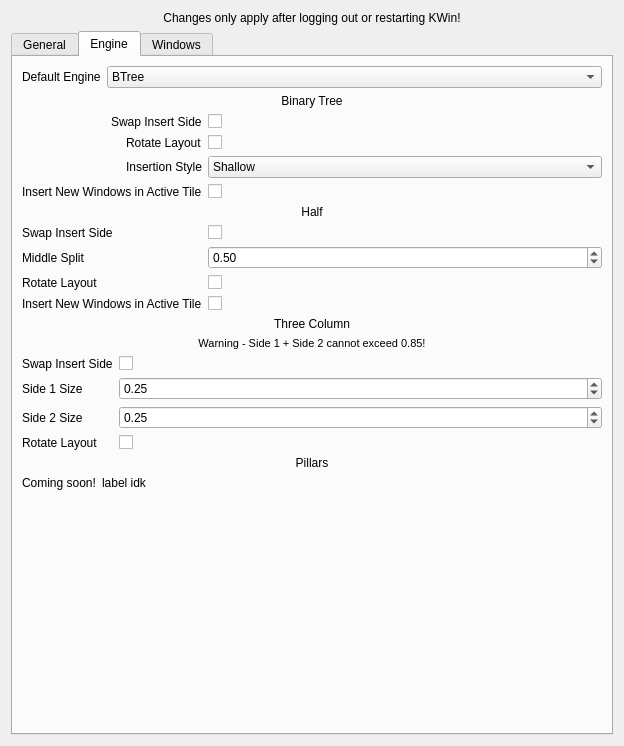
Qt form res/config.ui (zeroxoneafour/polonium) before a commit.
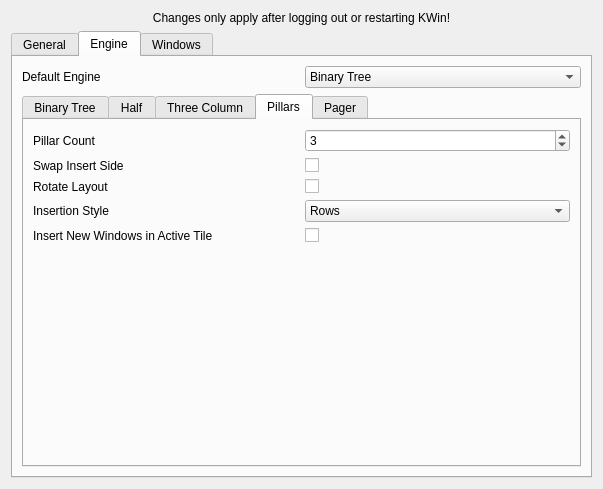
The same form after that commit. The open tabs and pages were chosen to show the change.

The edit to the form file:
```diff
--- a/res/config.ui
+++ b/res/config.ui
@@ -6,8 +6,8 @@
    <rect>
     <x>0</x>
     <y>0</y>
-    <width>624</width>
-    <height>746</height>
+    <width>603</width>
+    <height>489</height>
    </rect>
   </property>
   <property name="windowTitle">
@@ -206,56 +206,53 @@
         <attribute name="title">
          <string>Engine</string>
         </attribute>
-        <layout class="QVBoxLayout" name="verticalLayout_4">
+        <layout class="QGridLayout" name="gridLayout_4">
+         <item row="1" column="1">
+          <widget class="QComboBox" name="kcfg_DefaultEngine">
          <item>
-          <layout class="QFormLayout" name="DefaultEngineForm">
-           <item row="0" column="0">
+            <property name="text">
+             <string>Binary Tree</string>
+            </property>
+           </item>
+           <item>
+            <property name="text">
+             <string>Half</string>
+            </property>
+           </item>
+           <item>
+            <property name="text">
+             <string>Three Column</string>
+            </property>
+           </item>
+           <item>
+            <property name="text">
+             <string>Pillars</string>
+            </property>
+           </item>
+           <item>
+            <property name="text">
+             <string>Pager</string>
+            </property>
+           </item>
+          </widget>
+         </item>
+         <item row="1" column="0">
             <widget class="QLabel" name="defaultEngineLabel">
              <property name="text">
               <string>Default Engine</string>
              </property>
             </widget>
            </item>
-           <item row="0" column="1">
-            <widget class="QComboBox" name="kcfg_DefaultEngine">
-             <item>
-              <property name="text">
-               <string>BTree</string>
-              </property>
-             </item>
-             <item>
-              <property name="text">
-               <string>Half</string>
-              </property>
-             </item>
-            </widget>
-           </item>
-          </layout>
-         </item>
-         <item>
-          <widget class="QLabel" name="btreeLabel">
-           <property name="sizePolicy">
-            <sizepolicy hsizetype="Preferred" vsizetype="Fixed">
-             <horstretch>0</horstretch>
-             <verstretch>0</verstretch>
-            </sizepolicy>
-           </property>
-           <property name="text">
+         <item row="2" column="0" colspan="2">
+          <widget class="QTabWidget" name="engineSettingsTab">
+           <property name="currentIndex">
+            <number>0</number>
+           </property>
+           <widget class="QWidget" name="btreeTab">
+            <attribute name="title">
             <string>Binary Tree</string>
-           </property>
-           <property name="alignment">
-            <set>Qt::AlignmentFlag::AlignCenter</set>
-           </property>
-          </widget>
-         </item>
-         <item>
-          <layout class="QFormLayout" name="BTreeForm">
-           <property name="labelAlignment">
-            <set>Qt::AlignmentFlag::AlignRight|Qt::AlignmentFlag::AlignTrailing|Qt::AlignmentFlag::AlignVCenter</set>
-           </property>
-           <property name="formAlignment">
-            <set>Qt::AlignmentFlag::AlignLeading|Qt::AlignmentFlag::AlignLeft|Qt::AlignmentFlag::AlignTop</set>
-           </property>
+            </attribute>
+            <layout class="QGridLayout" name="gridLayout_3">
            <item row="0" column="0">
             <widget class="QLabel" name="btreeSwapInsertSideLabel">
              <property name="text">
@@ -263,13 +260,6 @@
              </property>
             </widget>
            </item>
-           <item row="0" column="1">
-            <widget class="QCheckBox" name="kcfg_BTreeSwapInsertSide">
-             <property name="text">
-              <string/>
-             </property>
-            </widget>
-           </item>
            <item row="1" column="1">
             <widget class="QCheckBox" name="kcfg_BTreeRotateLayout">
              <property name="text">
@@ -277,34 +267,6 @@
              </property>
             </widget>
            </item>
-           <item row="1" column="0">
-            <widget class="QLabel" name="btreeRotateLayoutLabel">
-             <property name="text">
-              <string>Rotate Layout</string>
-             </property>
-            </widget>
-           </item>
-           <item row="2" column="0">
-            <widget class="QLabel" name="btreeInsertionStyleLabel">
-             <property name="text">
-              <string>Insertion Style</string>
-             </property>
-            </widget>
-           </item>
-           <item row="3" column="0">
-            <widget class="QLabel" name="insertInActiveLabel">
-             <property name="text">
-              <string>Insert New Windows in Active Tile</string>
-             </property>
-            </widget>
-           </item>
-           <item row="3" column="1">
-            <widget class="QCheckBox" name="kcfg_BTreeInsertInActive">
-             <property name="text">
-              <string/>
-             </property>
-            </widget>
-           </item>
            <item row="2" column="1">
             <widget class="QComboBox" name="kcfg_BTreeInsertionStyle">
              <property name="currentIndex">
@@ -327,34 +289,61 @@
              </item>
             </widget>
            </item>
-          </layout>
-         </item>
-         <item>
-          <widget class="QLabel" name="halfLabel">
-           <property name="text">
+             <item row="2" column="0">
+              <widget class="QLabel" name="btreeInsertionStyleLabel">
+               <property name="text">
+                <string>Insertion Style</string>
+               </property>
+              </widget>
+             </item>
+             <item row="1" column="0">
+              <widget class="QLabel" name="btreeRotateLayoutLabel">
+               <property name="text">
+                <string>Rotate Layout</string>
+               </property>
+              </widget>
+             </item>
+             <item row="0" column="1">
+              <widget class="QCheckBox" name="kcfg_BTreeSwapInsertSide">
+               <property name="text">
+                <string/>
+               </property>
+              </widget>
+             </item>
+             <item row="3" column="0">
+              <widget class="QLabel" name="insertInActiveLabel">
+               <property name="text">
+                <string>Insert New Windows in Active Tile</string>
+               </property>
+              </widget>
+             </item>
+             <item row="3" column="1">
+              <widget class="QCheckBox" name="kcfg_BTreeInsertInActive">
+               <property name="text">
+                <string/>
+               </property>
+              </widget>
+             </item>
+             <item row="4" column="0" colspan="2">
+              <spacer name="btreeVerticalSpacer">
+               <property name="orientation">
+                <enum>Qt::Orientation::Vertical</enum>
+               </property>
+               <property name="sizeHint" stdset="0">
+                <size>
+                 <width>20</width>
+                 <height>40</height>
+                </size>
+               </property>
+              </spacer>
+             </item>
+            </layout>
+           </widget>
+           <widget class="QWidget" name="halfTab">
+            <attribute name="title">
             <string>Half</string>
-           </property>
-           <property name="alignment">
-            <set>Qt::AlignmentFlag::AlignCenter</set>
-           </property>
-          </widget>
-         </item>
-         <item>
-          <layout class="QFormLayout" name="HalfForm">
-           <item row="0" column="0">
-            <widget class="QLabel" name="halfSwapInsertSideLabel">
-             <property name="text">
-              <string>Swap Insert Side</string>
-             </property>
-            </widget>
-           </item>
-           <item row="0" column="1">
-            <widget class="QCheckBox" name="kcfg_HalfSwapInsertSide">
-             <property name="text">
-              <string/>
-             </property>
-            </widget>
-           </item>
+            </attribute>
+            <layout class="QGridLayout" name="gridLayout_2">
            <item row="1" column="0">
             <widget class="QLabel" name="halfMiddleSplitLabel">
              <property name="text">
@@ -362,6 +351,34 @@
              </property>
             </widget>
            </item>
+             <item row="0" column="1">
+              <widget class="QCheckBox" name="kcfg_HalfSwapInsertSide">
+               <property name="text">
+                <string/>
+               </property>
+              </widget>
+             </item>
+             <item row="2" column="1">
+              <widget class="QCheckBox" name="kcfg_HalfRotateLayout">
+               <property name="text">
+                <string/>
+               </property>
+              </widget>
+             </item>
+             <item row="3" column="1">
+              <widget class="QCheckBox" name="kcfg_HalfInsertInActive">
+               <property name="text">
+                <string/>
+               </property>
+              </widget>
+             </item>
+             <item row="3" column="0">
+              <widget class="QLabel" name="insertInActiveLabel_2">
+               <property name="text">
+                <string>Insert New Windows in Active Tile</string>
+               </property>
+              </widget>
+             </item>
            <item row="1" column="1">
             <widget class="QDoubleSpinBox" name="kcfg_HalfMiddleSplit">
              <property name="minimum">
@@ -378,6 +395,13 @@
              </property>
             </widget>
            </item>
+             <item row="0" column="0">
+              <widget class="QLabel" name="halfSwapInsertSideLabel">
+               <property name="text">
+                <string>Swap Insert Side</string>
+               </property>
+              </widget>
+             </item>
            <item row="2" column="0">
             <widget class="QLabel" name="halfRotateLayoutLabel">
              <property name="text">
@@ -385,73 +409,48 @@
              </property>
             </widget>
            </item>
-           <item row="2" column="1">
-            <widget class="QCheckBox" name="kcfg_HalfRotateLayout">
-             <property name="text">
-              <string/>
-             </property>
-            </widget>
-           </item>
-           <item row="3" column="0">
-            <widget class="QLabel" name="insertInActiveLabel_2">
-             <property name="text">
-              <string>Insert New Windows in Active Tile</string>
-             </property>
-            </widget>
-           </item>
-           <item row="3" column="1">
-            <widget class="QCheckBox" name="kcfg_HalfInsertInActive">
-             <property name="text">
-              <string/>
-             </property>
-            </widget>
-           </item>
-          </layout>
-         </item>
-         <item>
-          <widget class="QLabel" name="threeColumnLabel">
-           <property name="text">
+             <item row="4" column="0" colspan="2">
+              <spacer name="halfTabVerticalSpacer">
+               <property name="orientation">
+                <enum>Qt::Orientation::Vertical</enum>
+               </property>
+               <property name="sizeHint" stdset="0">
+                <size>
+                 <width>20</width>
+                 <height>40</height>
+                </size>
+               </property>
+              </spacer>
+             </item>
+            </layout>
+           </widget>
+           <widget class="QWidget" name="threeColumnTab">
+            <attribute name="title">
             <string>Three Column</string>
-           </property>
-           <property name="alignment">
-            <set>Qt::AlignmentFlag::AlignCenter</set>
-           </property>
-          </widget>
-         </item>
-         <item>
-          <widget class="QLabel" name="threeColumnWarning">
-           <property name="text">
-            <string>&lt;html&gt;&lt;head/&gt;&lt;body&gt;&lt;p&gt;&lt;span style=&quot; font-size:8pt;&quot;&gt;Warning - Side 1 + Side 2 cannot exceed 0.85!&lt;/span&gt;&lt;/p&gt;&lt;/body&gt;&lt;/html&gt;</string>
-           </property>
-           <property name="alignment">
-            <set>Qt::AlignmentFlag::AlignCenter</set>
-           </property>
-          </widget>
-         </item>
-         <item>
-          <layout class="QFormLayout" name="ThreeColumnForm">
-           <item row="0" column="0">
-            <widget class="QLabel" name="threeColumnSwapInsertSideLabel">
-             <property name="text">
-              <string>Swap Insert Side</string>
-             </property>
-            </widget>
-           </item>
-           <item row="0" column="1">
-            <widget class="QCheckBox" name="kcfg_ThreeColumnSwapInsertSide">
-             <property name="text">
-              <string/>
-             </property>
-            </widget>
-           </item>
-           <item row="1" column="0">
+            </attribute>
+            <layout class="QGridLayout" name="gridLayout_8">
+             <item row="3" column="0">
             <widget class="QLabel" name="threeColumnSide1SizeLabel">
              <property name="text">
               <string>Side 1 Size</string>
              </property>
             </widget>
            </item>
-           <item row="1" column="1">
+             <item row="2" column="1">
+              <widget class="QCheckBox" name="kcfg_ThreeColumnSwapInsertSide">
+               <property name="text">
+                <string/>
+               </property>
+              </widget>
+             </item>
+             <item row="5" column="1">
+              <widget class="QCheckBox" name="kcfg_ThreeColumnRotateLayout">
+               <property name="text">
+                <string/>
+               </property>
+              </widget>
+             </item>
+             <item row="3" column="1">
             <widget class="QDoubleSpinBox" name="kcfg_ThreeColumnSide1Size">
              <property name="minimum">
               <double>0.150000000000000</double>
@@ -467,75 +466,236 @@
              </property>
             </widget>
            </item>
+             <item row="5" column="0">
+              <widget class="QLabel" name="threeColumnRotateLayoutLabel">
+               <property name="text">
+                <string>Rotate Layout</string>
+               </property>
+              </widget>
+             </item>
            <item row="2" column="0">
+              <widget class="QLabel" name="threeColumnSwapInsertSideLabel">
+               <property name="text">
+                <string>Swap Insert Side</string>
+               </property>
+              </widget>
+             </item>
+             <item row="4" column="1">
+              <widget class="QDoubleSpinBox" name="kcfg_ThreeColumnSide2Size">
+               <property name="minimum">
+                <double>0.150000000000000</double>
+               </property>
+               <property name="maximum">
+                <double>0.700000000000000</double>
+               </property>
+               <property name="singleStep">
+                <double>0.050000000000000</double>
+               </property>
+               <property name="value">
+                <double>0.250000000000000</double>
+               </property>
+              </widget>
+             </item>
+             <item row="1" column="0" colspan="2">
+              <widget class="QLabel" name="threeColumnWarning">
+               <property name="text">
+                <string>&lt;html&gt;&lt;head/&gt;&lt;body&gt;&lt;p&gt;&lt;span style=&quot; font-size:8pt;&quot;&gt;Warning - Side 1 + Side 2 cannot exceed 0.85!&lt;/span&gt;&lt;/p&gt;&lt;/body&gt;&lt;/html&gt;</string>
+               </property>
+               <property name="alignment">
+                <set>Qt::AlignmentFlag::AlignCenter</set>
+               </property>
+              </widget>
+             </item>
+             <item row="4" column="0">
             <widget class="QLabel" name="threeColumnSide2SizeLabel">
              <property name="text">
               <string>Side 2 Size</string>
              </property>
             </widget>
            </item>
-           <item row="2" column="1">
-            <widget class="QDoubleSpinBox" name="kcfg_ThreeColumnSide2Size">
+             <item row="6" column="0" colspan="2">
+              <spacer name="threeColumnVerticalSpacer">
+               <property name="orientation">
+                <enum>Qt::Orientation::Vertical</enum>
+               </property>
+               <property name="sizeHint" stdset="0">
+                <size>
+                 <width>20</width>
+                 <height>40</height>
+                </size>
+               </property>
+              </spacer>
+             </item>
+            </layout>
+           </widget>
+           <widget class="QWidget" name="pillarsTab">
+            <attribute name="title">
+             <string>Pillars</string>
+            </attribute>
+            <layout class="QGridLayout" name="gridLayout_6">
+             <item row="1" column="1">
+              <widget class="QCheckBox" name="kcfg_PillarsSwapInsertSide">
+               <property name="text">
+                <string/>
+               </property>
+              </widget>
+             </item>
+             <item row="4" column="0">
+              <widget class="QLabel" name="pillarsInsertionStyleLabel">
+               <property name="text">
+                <string>Insertion Style</string>
+               </property>
+              </widget>
+             </item>
+             <item row="5" column="0">
+              <widget class="QLabel" name="pillarsInsertInActiveLabel">
+               <property name="text">
+                <string>Insert New Windows in Active Tile</string>
+               </property>
+              </widget>
+             </item>
+             <item row="0" column="0">
+              <widget class="QLabel" name="pillarsPillarCountLabel">
+               <property name="text">
+                <string>Pillar Count</string>
+               </property>
+              </widget>
+             </item>
+             <item row="1" column="0">
+              <widget class="QLabel" name="pillarsSwapInsertSideLabel">
+               <property name="text">
+                <string>Swap Insert Side</string>
+               </property>
+              </widget>
+             </item>
+             <item row="0" column="1">
+              <widget class="QSpinBox" name="kcfg_PillarsPillarCount">
              <property name="minimum">
-              <double>0.150000000000000</double>
+                <number>1</number>
              </property>
              <property name="maximum">
-              <double>0.700000000000000</double>
-             </property>
-             <property name="singleStep">
-              <double>0.050000000000000</double>
+                <number>6</number>
              </property>
              <property name="value">
-              <double>0.250000000000000</double>
+                <number>3</number>
              </property>
             </widget>
            </item>
            <item row="3" column="0">
-            <widget class="QLabel" name="threeColumnRotateLayoutLabel">
+              <widget class="QLabel" name="pillarsRotateLayoutLabel">
              <property name="text">
               <string>Rotate Layout</string>
              </property>
             </widget>
            </item>
            <item row="3" column="1">
-            <widget class="QCheckBox" name="kcfg_ThreeColumnRotateLayout">
+              <widget class="QCheckBox" name="kcfg_PillarsRotateLayout">
              <property name="text">
               <string/>
              </property>
             </widget>
            </item>
-          </layout>
-         </item>
-         <item>
-          <widget class="QLabel" name="pillarsLabel">
+             <item row="5" column="1">
+              <widget class="QCheckBox" name="kcfg_PillarsInsertInActive">
+               <property name="text">
+                <string/>
+               </property>
+              </widget>
+             </item>
+             <item row="4" column="1">
+              <widget class="QComboBox" name="kcfg_PillarsInsertionStyle">
+               <item>
+                <property name="text">
+                 <string>Rows</string>
+                </property>
+               </item>
+               <item>
+                <property name="text">
+                 <string>Snake</string>
+                </property>
+               </item>
+               <item>
+                <property name="text">
+                 <string>Rows Up</string>
+                </property>
+               </item>
+               <item>
+                <property name="text">
+                 <string>Snake Up</string>
+                </property>
+               </item>
+              </widget>
+             </item>
+             <item row="6" column="0" colspan="2">
+              <spacer name="pillarsVerticalSpacer">
+               <property name="orientation">
+                <enum>Qt::Orientation::Vertical</enum>
+               </property>
+               <property name="sizeHint" stdset="0">
+                <size>
+                 <width>20</width>
+                 <height>40</height>
+                </size>
+               </property>
+              </spacer>
+             </item>
+            </layout>
+           </widget>
+           <widget class="QWidget" name="pagerTab">
+            <attribute name="title">
+             <string>Pager</string>
+            </attribute>
+            <layout class="QGridLayout" name="gridLayout_9">
+             <item row="1" column="0">
+              <widget class="QLabel" name="pagerSwapInserSideLabel">
+               <property name="text">
+                <string>Swap Insert Side</string>
+               </property>
+              </widget>
+             </item>
+             <item row="1" column="1">
+              <widget class="QCheckBox" name="kcfg_PagerSwapInsertSide">
            <property name="text">
-            <string>Pillars</string>
-           </property>
-           <property name="alignment">
-            <set>Qt::AlignmentFlag::AlignCenter</set>
-           </property>
-          </widget>
-         </item>
-         <item>
-          <layout class="QFormLayout" name="PillarsForm">
+                <string/>
+               </property>
+              </widget>
+             </item>
            <item row="0" column="0">
-            <widget class="QLabel" name="pillarsSwapInsertSide">
+              <widget class="QLabel" name="pagerPageWidthLabel">
              <property name="text">
-              <string>Coming soon!</string>
+                <string>Page Width</string>
              </property>
             </widget>
            </item>
            <item row="0" column="1">
-            <widget class="QLabel" name="pillarslabelidk">
+              <widget class="QDoubleSpinBox" name="kcfg_PagerPageWidth">
+               <property name="minimum">
+                <double>0.150000000000000</double>
+               </property>
+               <property name="maximum">
+                <double>0.150000000000000</double>
+               </property>
+               <property name="singleStep">
+                <double>0.050000000000000</double>
+               </property>
+              </widget>
+             </item>
+             <item row="2" column="0">
+              <widget class="QLabel" name="pagerRotateLayoutLabel">
              <property name="text">
-              <string>label idk</string>
+                <string>Rotate Layout</string>
              </property>
             </widget>
            </item>
-          </layout>
-         </item>
-         <item>
-          <spacer name="verticalSpacer">
+             <item row="2" column="1">
+              <widget class="QCheckBox" name="kcfg_PagerRotateLayout">
+               <property name="text">
+                <string/>
+               </property>
+              </widget>
+             </item>
+             <item row="3" column="0" colspan="2">
+              <spacer name="pagerVerticalSpacer">
            <property name="orientation">
             <enum>Qt::Orientation::Vertical</enum>
            </property>
@@ -546,6 +706,10 @@
             </size>
            </property>
           </spacer>
+             </item>
+            </layout>
+           </widget>
+          </widget>
          </item>
         </layout>
        </widget>
```
Left out of the diff: 326 changed lines with no effect on the pictures. Lines whose indentation alone changed are shown as unchanged.
